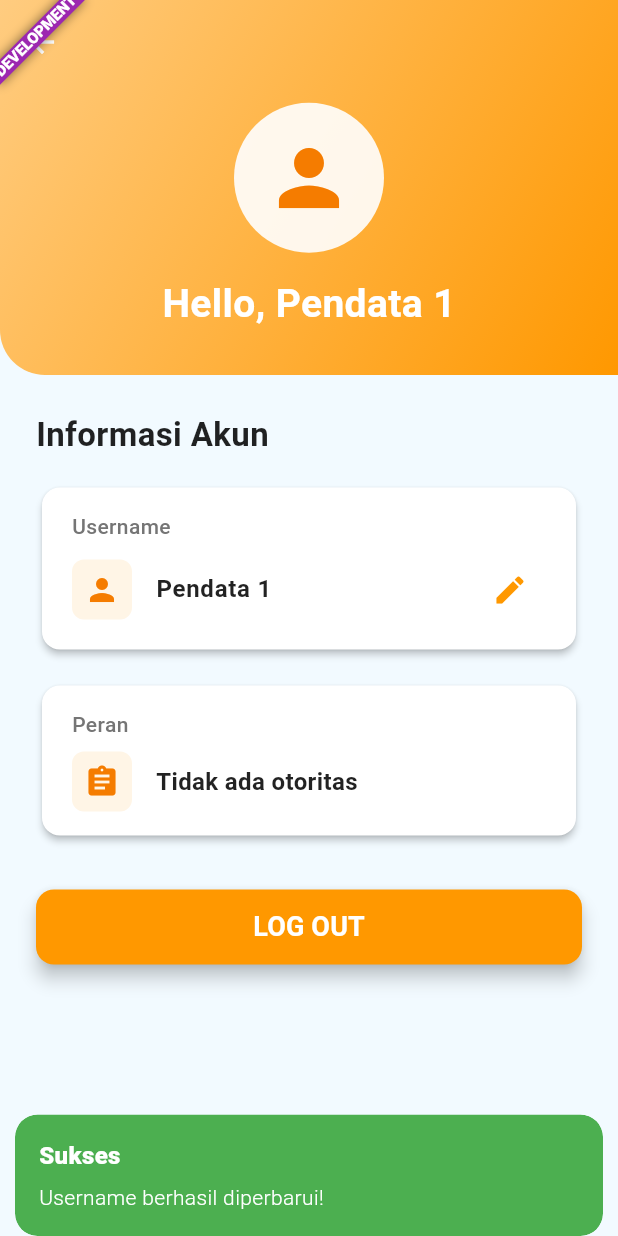
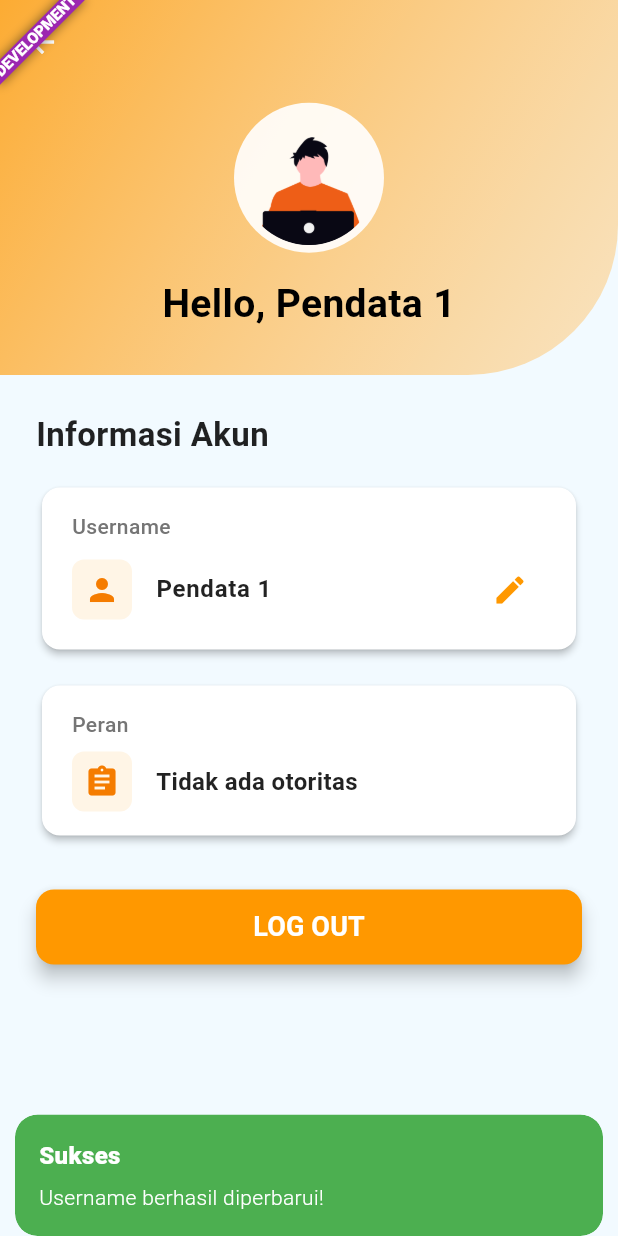
Before and after one commit to noralizaaa/aplikasi-pendataan-desa-pendem-, a Flutter app: the UserProfileScreen screen opened by its route, after a tap on the "edit" icon, on a phone screen of 412 x 824 dp. Run offline on Flutter 3.47's test engine with Material 3 defaults, Android fonts, the phone set to English and light mode, and no system bars; our stand-ins replace cloud_firestore, firebase_auth, firebase_core, get; missing offline and left inert: uid; accounts and stored records are empty.

Commit message:
[0.13.1] - 2025-05-27

```diff
--- a/lib/presentation/user/user_profile/user_profile_controller.dart
+++ b/lib/presentation/user/user_profile/user_profile_controller.dart
@@ -3,23 +3,30 @@
 import 'package:get/get.dart';
 import 'package:cloud_firestore/cloud_firestore.dart';
 import 'package:aplikasi_pendataan_desa/infrastructure/navigation/routes.dart';
-import 'package:aplikasi_pendataan_desa/presentation/user/user_profile/user_profile_model.dart';
-import 'package:flutter/material.dart'; // For TextEditinngController, SnackBar
+import 'package:aplikasi_pendataan_desa/presentation/user/user_profile/user_profile_model.dart'; // Pastikan path ini benar
+import 'package:flutter/material.dart'; // For TextEditingController, SnackBar
 
 class UserProfileController extends GetxController {
   final Rx<UserProfile?> userProfile = Rx<UserProfile?>(null);
   final TextEditingController usernameController = TextEditingController();
 
-  static int _pendataCounter = 0;
+  // Jadikan _pendataCounter sebagai instance variable, bukan static
+  // Ini akan membuat setiap instance controller memiliki counternya sendiri,
+  // sehingga jika _generateDefaultUsername dipanggil lagi tanpa argumen,
+  // ia akan memulai dari "Pendata 1" untuk instance tersebut,
+  // bukan melanjutkan dari counter global.
+  int _pendataCounter = 0; // DIUBAH: dihapus static
 
   @override
   void onInit() {
     super.onInit();
+    print("[UserProfileController] onInit called. Arguments: ${Get.arguments}");
     _loadUserProfile();
   }
 
   @override
   void onClose() {
+    print("[UserProfileController] onClose called.");
     usernameController.dispose();
     super.onClose();
   }
@@ -27,17 +34,31 @@ class UserProfileController extends GetxController {
   Future<void> _loadUserProfile() async {
     String initialUsername = 'Pengguna';
     String initialRole = 'Peran Tidak Diketahui';
-    String? initialProgramId; // Keep as nullable
+    String? initialProgramId;
 
-    if (Get.arguments != null && Get.arguments is Map) {
-      initialUsername = Get.arguments['username'] ?? _generateDefaultUsername();
+    // Coba dapatkan username yang mungkin sudah ada jika controller pernah dimuat sebelumnya
+    // Ini adalah strategi jika Get.arguments tidak selalu ada saat navigasi ulang.
+    // Namun, karena controller dibuat ulang, cara ini tidak akan efektif tanpa
+    // penyimpanan state yang lebih persisten (misalnya di GetxService atau local storage).
+    // Untuk sekarang, kita akan fokus pada masalah counter.
+    // String? existingUsername = userProfile.value?.username;
+
+    if (Get.arguments != null && Get.arguments is Map && Get.arguments['username'] != null) {
+      initialUsername = Get.arguments['username'];
       initialRole = Get.arguments['role'] ?? 'Peran Tidak Diketahui';
-      initialProgramId = Get.arguments['programId'] as String?; // Cast to String?
+      initialProgramId = Get.arguments['programId'] as String?;
+      print("[UserProfileController] Loaded from Get.arguments: Username: $initialUsername, Role: $initialRole, ProgramId: $initialProgramId");
     } else {
+      // Jika tidak ada argumen username, baru generate default atau coba cara lain
+      // Untuk menghentikan looping "Pendata2, Pendata3", perubahan _pendataCounter menjadi non-static akan berpengaruh di sini.
       initialUsername = _generateDefaultUsername();
+      // Untuk role dan programId, jika tidak ada di argumen, perlu strategi fallback
+      // Mungkin perlu mengambil dari user yang sedang login jika ada state global.
+      // Untuk contoh ini, kita biarkan default jika tidak ada di argumen.
+      print("[UserProfileController] Get.arguments for username is null or missing. Generated default username: $initialUsername");
     }
 
-    if (initialProgramId != null && initialProgramId.isNotEmpty && initialProgramId != '000') { // Added check for '000'
+    if (initialProgramId != null && initialProgramId.isNotEmpty && initialProgramId != '000') {
       try {
         DocumentSnapshot formDoc = await FirebaseFirestore.instance.collection('forms').doc(initialProgramId).get();
         if (formDoc.exists) {
@@ -45,42 +66,39 @@ class UserProfileController extends GetxController {
           initialRole = formData['nama'] ?? 'Program ID: $initialProgramId';
         } else {
           initialRole = 'Program ID: $initialProgramId (Not Found)';
-          // Fallback to default authority role if specific program ID not found
           final defaultRole = await _fetchDefaultAuthorityRole();
           if (defaultRole != null) initialRole = defaultRole;
-          initialProgramId = '000'; // Set to default '000' if not found
+          initialProgramId = '000';
         }
       } catch (e) {
         print("Error fetching form for role: $e");
         initialRole = 'Error loading role';
-        // Fallback to default authority role on error
         final defaultRole = await _fetchDefaultAuthorityRole();
         if (defaultRole != null) initialRole = defaultRole;
-        initialProgramId = '000'; // Set to default '000' on error
+        initialProgramId = '000';
       }
     } else {
-      // If initialProgramId is null, empty, or '000', fetch the default authority role
       final defaultRole = await _fetchDefaultAuthorityRole();
       if (defaultRole != null) {
         initialRole = defaultRole;
       }
-      initialProgramId = '000'; // Ensure it's '000' if no specific program ID
+      initialProgramId = '000';
     }
 
     userProfile.value = UserProfile(
       username: initialUsername,
       role: initialRole,
-      programId: initialProgramId, // Passed correctly as nullable
+      programId: initialProgramId,
     );
 
-    // Only set text if userProfile.value is not null
     if (userProfile.value != null) {
       usernameController.text = userProfile.value!.username;
     }
+    print("[UserProfileController] UserProfile loaded: ${userProfile.value?.username}, Role: ${userProfile.value?.role}");
   }
 
   String _generateDefaultUsername() {
-    _pendataCounter++;
+    _pendataCounter++; // Sekarang ini adalah instance variable
     return 'Pendata $_pendataCounter';
   }
 
@@ -91,7 +109,7 @@ class UserProfileController extends GetxController {
         final data = defaultRoleDoc.data() as Map<String, dynamic>;
         return data['nama'] ?? 'Tidak ada otoritas (Default)';
       } else {
-        print("Firestore document for default role '000' not found. Please create it.");
+        print("PENTING: Dokumen '000' di collection 'forms' tidak ditemukan. Mohon buat dokumen tersebut di Firestore dengan field 'nama' untuk peran default.");
         return 'Tidak ada otoritas';
       }
     } catch (e) {
@@ -103,9 +121,8 @@ class UserProfileController extends GetxController {
   void saveUsername() {
     final newUsername = usernameController.text.trim();
     if (newUsername.isNotEmpty && userProfile.value != null) {
-      // Direct assignment is now possible because 'username' is non-final
       userProfile.value!.username = newUsername;
-      userProfile.refresh(); // Important to notify GetX about the change in the object
+      userProfile.refresh();
       Get.snackbar(
         'Sukses',
         'Username berhasil diperbarui!',
@@ -113,8 +130,8 @@ class UserProfileController extends GetxController {
         backgroundColor: Colors.green,
         colorText: Colors.white,
       );
-      // TODO: In a real app, save this 'newUsername' to Firebase/backend here
-      // Example: FirebaseFirestore.instance.collection('users').doc(userId).update({'username': newUsername});
+      // TODO: Simpan newUsername ke backend (misal Firestore)
+      // FirebaseFirestore.instance.collection('users').doc(USER_ID_ANDA).update({'username': newUsername});
     } else {
       Get.snackbar(
         'Error',
@@ -128,6 +145,7 @@ class UserProfileController extends GetxController {
 
   void logout() {
     print('User logged out');
+    // Pertimbangkan untuk mereset state user global di sini jika ada
     Get.offAllNamed(AppRoutes.login);
   }
 }
--- a/lib/presentation/user/user_profile/user_profile_screen.dart
+++ b/lib/presentation/user/user_profile/user_profile_screen.dart
@@ -34,14 +34,17 @@ class UserProfileScreen extends GetView<UserProfileController> {
             ),
             flexibleSpace: FlexibleSpaceBar(
               background: Container(
-                decoration: const BoxDecoration(
+                decoration: BoxDecoration(
                   gradient: LinearGradient(
-                    colors: [primaryHeaderColor, accentHeaderColor],
+                    colors: [
+                      accentHeaderColor.withOpacity(0.8), // Kurangi opasitas dari 1.0 ke 0.8
+                      primaryHeaderColor.withOpacity(0.5), // Sama untuk warna terang
+                    ],
                     begin: Alignment.topLeft,
                     end: Alignment.bottomRight,
                   ),
-                  borderRadius: BorderRadius.only(
-                    bottomLeft: Radius.circular(30),
+                  borderRadius: const BorderRadius.only(
+                    bottomRight: Radius.circular(100),
                   ),
                 ),
                 child: Padding(
@@ -52,8 +55,16 @@ class UserProfileScreen extends GetView<UserProfileController> {
                       CircleAvatar(
                         radius: 50,
                         backgroundColor: Colors.white.withOpacity(0.9),
-                        child: Icon(Icons.person, size: 60, color: iconColor),
+                        child: ClipOval(
+                          child: Image.asset(
+                            'assets/images/Profile.png',
+                            fit: BoxFit.cover,
+                            width: 90,
+                            height: 90,
+                          ),
+                        ),
                       ),
+
                       const SizedBox(height: 16),
                       Obx(() {
                         final username = controller.userProfile.value?.username ?? 'Pengguna';
@@ -62,7 +73,7 @@ class UserProfileScreen extends GetView<UserProfileController> {
                           style: const TextStyle(
                             fontSize: 26,
                             fontWeight: FontWeight.bold,
-                            color: Colors.white,
+                            color: Colors.black,
                           ),
                         );
                       }),
--- a/pubspec.yaml
+++ b/pubspec.yaml
@@ -73,6 +73,7 @@ flutter:
       - assets/images/bps.png
       - assets/images/undraw_mobile-ux_5h2w.png
       - assets/images/SensusKu.png
+      - assets/images/Profile.png
 
   # An image asset can refer to one or more resolution-specific "variants", see
   # https://flutter.dev/to/resolution-aware-images
```
Also changed, not shown: lib/presentation/LandingPage/LandingPage.dart (+68 -46 lines), assets/images/Profile.png (added), assets/images/SensusKu.png, assets/images/undraw_mobile-ux_5h2w.png, 1 other file.
